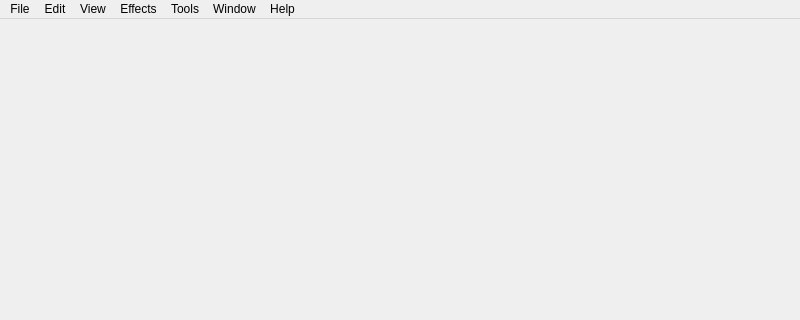
This is src/Gui/ui/MainWindow.ui in luyikei/VLMC as Qt 5 draws it before an edit; both pictures show x 0 to 800 and y 0 to 320 of the 800 by 600 pixel window. The edited form follows.
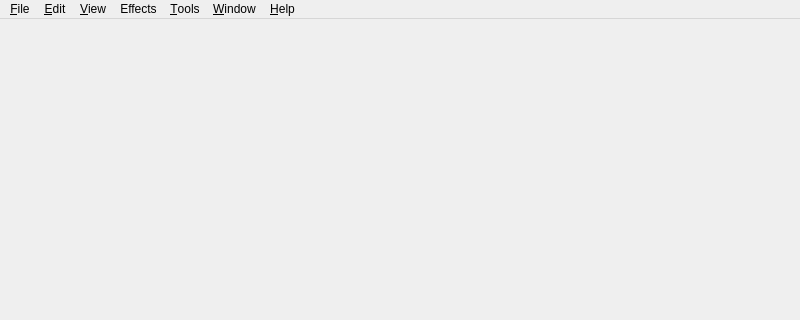
This is the edited form. Icons and pictures are not drawn.

Commit message: Add menu accelerators (fixes #62)

What changed in the file:
```diff
--- a/src/Gui/ui/MainWindow.ui
+++ b/src/Gui/ui/MainWindow.ui
@@ -32,7 +32,7 @@
    </property>
    <widget class="QMenu" name="menuEdit">
     <property name="title">
-     <string>Edit</string>
+     <string>&amp;Edit</string>
     </property>
     <addaction name="actionUndo"/>
     <addaction name="actionRedo"/>
@@ -42,7 +42,7 @@
    </widget>
    <widget class="QMenu" name="menuView">
     <property name="title">
-     <string>View</string>
+     <string>&amp;View</string>
     </property>
     <addaction name="actionFullscreen"/>
    </widget>
@@ -57,18 +57,18 @@
    </widget>
    <widget class="QMenu" name="menuTools">
     <property name="title">
-     <string>Tools</string>
+     <string>&amp;Tools</string>
     </property>
     <addaction name="actionTranscode"/>
    </widget>
    <widget class="QMenu" name="menuWindow">
     <property name="title">
-     <string>Window</string>
+     <string>&amp;Window</string>
     </property>
    </widget>
    <widget class="QMenu" name="menuHelp">
     <property name="title">
-     <string>Help</string>
+     <string>&amp;Help</string>
     </property>
     <addaction name="actionHelp"/>
     <addaction name="separator"/>
@@ -76,7 +76,7 @@
    </widget>
    <widget class="QMenu" name="menuFile">
     <property name="title">
-     <string>File</string>
+     <string>&amp;File</string>
     </property>
     <addaction name="actionNew_Project"/>
     <addaction name="actionLoad_Project"/>
```
Left out of the diff: 24 changed lines with no effect on the pictures.
